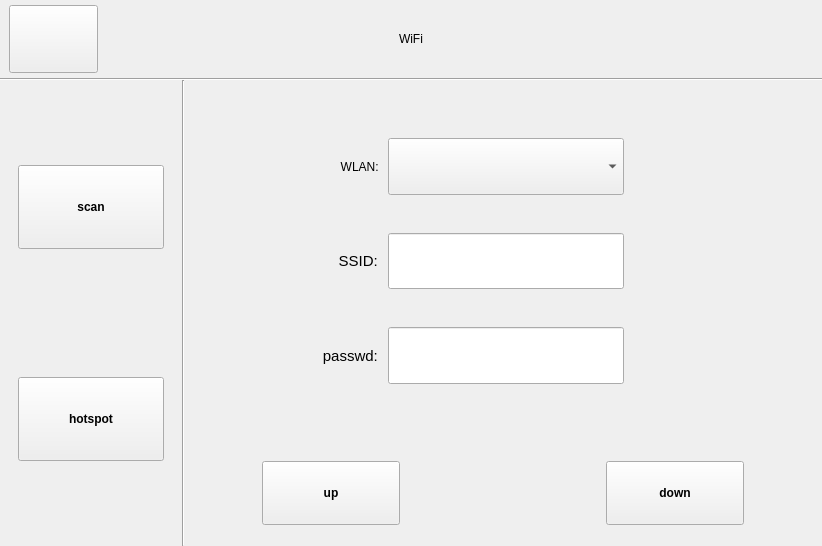
Before: the Qt Designer form wifi.ui in jizizihe/baijie_demo, drawn with Qt 5.
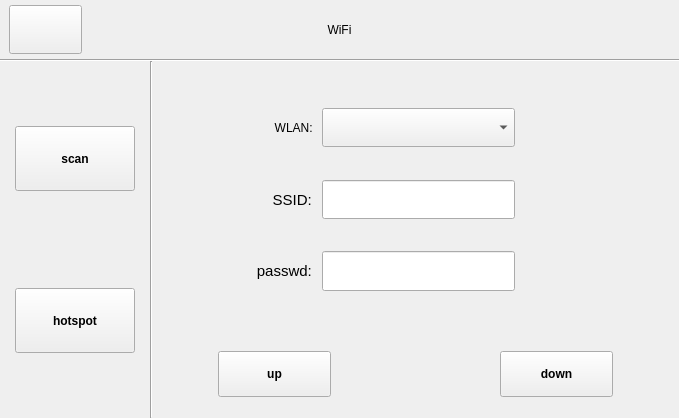
After: the same form once the commit is applied. The open tabs and pages were chosen to show the change. Icons and pictures are not drawn. Custom widgets are drawn as their Qt base class.

The edit to the form file:
```diff
--- a/wifi.ui
+++ b/wifi.ui
@@ -6,8 +6,8 @@
    <rect>
     <x>0</x>
     <y>0</y>
-    <width>822</width>
-    <height>546</height>
+    <width>679</width>
+    <height>418</height>
    </rect>
   </property>
   <property name="sizePolicy">
@@ -1235,10 +1235,7 @@
                 </font>
                </property>
                <property name="focusPolicy">
-                <enum>Qt::StrongFocus</enum>
-               </property>
-               <property name="styleSheet">
-                <string notr="true"/>
+                <enum>Qt::NoFocus</enum>
                </property>
                <property name="text">
                 <string>down</string>
```
Left out of the diff: 27 changed lines with no effect on the pictures.
